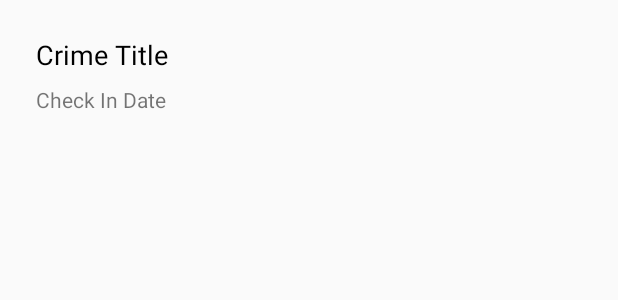
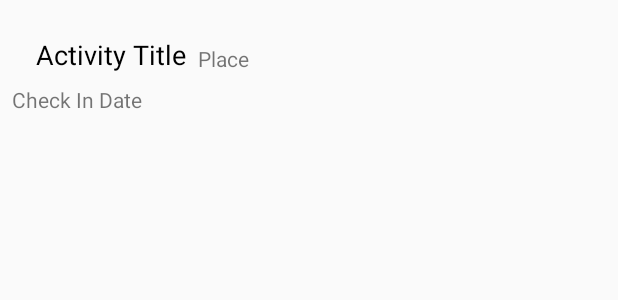
Before and after one commit to usc-NJH022/CheckInActivity, an Android app: the layout list_item_check_in.xml on its own in the app's theme, with its tools: preview values and no code run, on a phone screen of 412 x 824 dp. Shown: the top 300 px of the screen. Run offline under Robolectric (Android 15) with nearby library versions, the phone set to English and light mode, and no system bars.

Commit message:
Added place textfield to list UI and added place edittext to activity and updated the database to save the place of the activity

```diff
--- a/app/src/main/java/android/bignerdranch/checkinactivity/CheckInDaily.java
+++ b/app/src/main/java/android/bignerdranch/checkinactivity/CheckInDaily.java
@@ -6,6 +6,7 @@ import java.util.UUID;
 public class CheckInDaily {
     private UUID mId;
     private String mTitle;
+    private String mPlace;
     private Date mDate;
     private boolean mIsContacted;
     private String mContact;
@@ -30,6 +31,10 @@ public class CheckInDaily {
     public void setTitle(String title){
         mTitle = title;
     }
+
+    public String getPlace(){return mPlace;}
+
+    public void setPlace(String place){mPlace = place;}
 
     public Date getDate(){
         return mDate;
--- a/app/src/main/java/android/bignerdranch/checkinactivity/CheckInDb/CheckInBaseHelper.java
+++ b/app/src/main/java/android/bignerdranch/checkinactivity/CheckInDb/CheckInBaseHelper.java
@@ -20,7 +20,8 @@ public class CheckInBaseHelper extends SQLiteOpenHelper {
                 " _id integer primary key autoincrement, " +
                 CheckInTable.Cols.UUID + ", " +
                 CheckInTable.Cols.TITLE + ", " +
-                CheckInTable.Cols.DATE + ")"
+                CheckInTable.Cols.DATE + ", " +
+                CheckInTable.Cols.PLACE + ")"
         );
     }
 
--- a/app/src/main/java/android/bignerdranch/checkinactivity/CheckInDb/CheckInCursorWrapper.java
+++ b/app/src/main/java/android/bignerdranch/checkinactivity/CheckInDb/CheckInCursorWrapper.java
@@ -15,10 +15,12 @@ public class CheckInCursorWrapper extends CursorWrapper {
     public CheckInDaily getCrime(){
         String uuidString = getString(getColumnIndex(CheckInDbSchema.CheckInTable.Cols.UUID));
         String title = getString(getColumnIndex(CheckInDbSchema.CheckInTable.Cols.TITLE));
+        String place = getString(getColumnIndex(CheckInDbSchema.CheckInTable.Cols.PLACE));
         long date = getLong(getColumnIndex(CheckInDbSchema.CheckInTable.Cols.DATE));
 
         CheckInDaily daily = new CheckInDaily(UUID.fromString(uuidString));
         daily.setTitle(title);
+        daily.setPlace(place);
         daily.setDate(new Date(date));
 
         return daily;
--- a/app/src/main/java/android/bignerdranch/checkinactivity/CheckInDb/CheckInDbSchema.java
+++ b/app/src/main/java/android/bignerdranch/checkinactivity/CheckInDb/CheckInDbSchema.java
@@ -8,6 +8,7 @@ public class CheckInDbSchema {
             public static final String UUID = "uuid";
             public static final String TITLE = "title";
             public static final String DATE = "date";
+            public static final String PLACE = "place";
         }
     }
 }
--- a/app/src/main/java/android/bignerdranch/checkinactivity/CheckInLab.java
+++ b/app/src/main/java/android/bignerdranch/checkinactivity/CheckInLab.java
@@ -1,5 +1,6 @@
 package android.bignerdranch.checkinactivity;
 
+import android.bignerdranch.checkinactivity.CheckInDb.CheckInDbSchema;
 import android.content.ContentValues;
 import android.content.Context;
 import android.database.Cursor;
@@ -101,6 +102,7 @@ public class CheckInLab {
         values.put(android.bignerdranch.checkinactivity.CheckInDb.CheckInDbSchema.CheckInTable.Cols.UUID, daily.getId().toString());
         values.put(android.bignerdranch.checkinactivity.CheckInDb.CheckInDbSchema.CheckInTable.Cols.TITLE, daily.getTitle());
         values.put(android.bignerdranch.checkinactivity.CheckInDb.CheckInDbSchema.CheckInTable.Cols.DATE, daily.getDate().getTime());
+        values.put(CheckInDbSchema.CheckInTable.Cols.PLACE, daily.getPlace());
 
         return values;
     }
--- a/app/src/main/res/layout/list_item_check_in.xml
+++ b/app/src/main/res/layout/list_item_check_in.xml
@@ -8,27 +8,35 @@
     android:padding="8dp">
 
     <TextView
-        android:id="@+id/check_in_title"
+        android:id="@+id/activity_title"
         android:layout_width="0dp"
         android:layout_height="wrap_content"
+        android:layout_marginStart="16dp"
         android:layout_marginTop="16dp"
         android:layout_marginEnd="8dp"
-        android:layout_marginStart="16dp"
-        android:text="Crime Title"
+        android:text="Activity Title"
         android:textColor="@android:color/black"
         android:textSize="18sp"
         app:layout_constraintLeft_toLeftOf="parent"
         app:layout_constraintTop_toTopOf="parent" />
 
     <TextView
-        android:id="@+id/check_in_date"
+        android:id="@+id/activity_date"
         android:layout_width="0dp"
         android:layout_height="wrap_content"
-        android:layout_marginStart="16dp"
         android:layout_marginTop="8dp"
-        android:layout_marginEnd="8dp"
         android:text="Check In Date"
         app:layout_constraintLeft_toLeftOf="parent"
-        app:layout_constraintTop_toBottomOf="@id/check_in_title" />
+        app:layout_constraintTop_toBottomOf="@id/activity_title" />
+
+    <TextView
+        android:id="@+id/activity_place"
+        android:layout_width="0dp"
+        android:layout_height="wrap_content"
+        android:layout_marginStart="8dp"
+        android:layout_marginBottom="8dp"
+        android:text="Place"
+        app:layout_constraintBottom_toTopOf="@+id/activity_date"
+        app:layout_constraintStart_toEndOf="@+id/activity_title" />
 
 </androidx.constraintlayout.widget.ConstraintLayout>
--- a/app/src/main/res/values/strings.xml
+++ b/app/src/main/res/values/strings.xml
@@ -1,6 +1,7 @@
 <resources>
     <string name="app_name">CheckInActivity</string>
     <string name="check_in_title_hint">Enter a title for your activity.</string>
+    <string name="activity_place_hint">Enter your location.</string>
     <string name="check_in_title_label">Title</string>
     <string name="check_in_details_label">Details</string>
     <string name="date_picker_title">Date of activity:</string>
```
Also changed, not shown: app/src/main/java/android/bignerdranch/checkinactivity/CheckInFragment.java (+21 -1 lines), app/src/main/java/android/bignerdranch/checkinactivity/CheckInListFragment.java (+5 -2 lines), app/src/main/res/layout/fragment_check_in.xml (+7 -1 lines).
